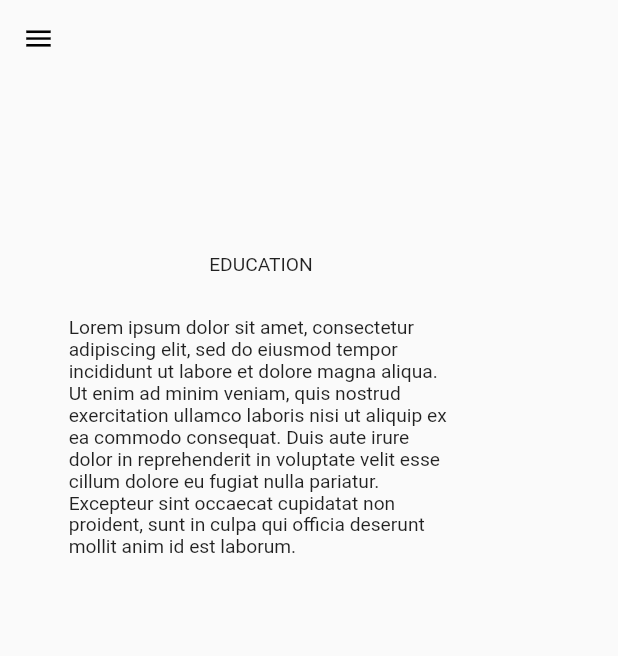
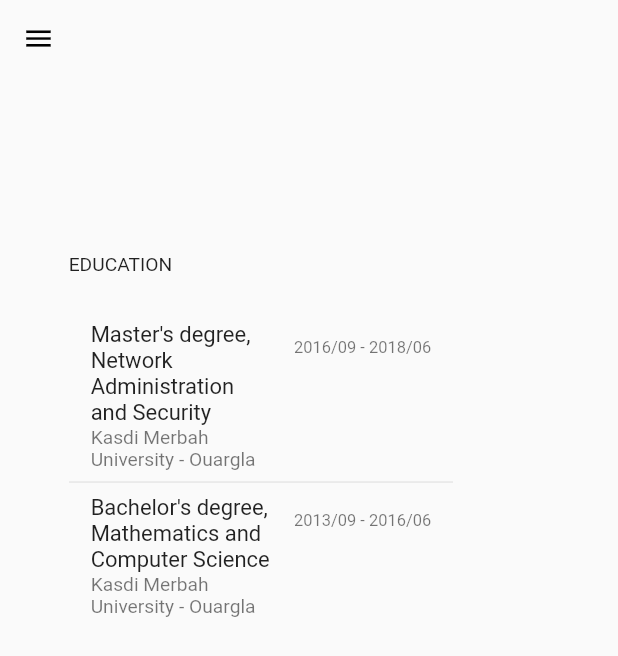
Before and after one commit to GeekAbdelouahed/flutter-web-portfolio, a Flutter app: the screen it shows after launch, scrolled down 2304 dp, on a phone screen of 412 x 824 dp. Shown: the top 656 px of the screen. Run offline on Flutter 3.47's test engine with Material 2 defaults, Android fonts, the phone set to English and light mode, and no system bars; our stand-ins replace responsive_framework.

Commit message:
education

```diff
--- a/lib/ui/home.dart
+++ b/lib/ui/home.dart
@@ -74,7 +74,9 @@ class _HomePageState extends State<HomePage> {
                     SkillsSection(
                       skills: _userData.skills,
                     ),
-                    EducationSection(),
+                    EducationSection(
+                      educations: _userData.education,
+                    ),
                     ExperienceSection(),
                     WorkSection(),
                     ContactSection(),
--- a/lib/ui/sections/education/education.dart
+++ b/lib/ui/sections/education/education.dart
@@ -1,18 +1,43 @@
 import 'package:flutter/material.dart';
+import 'package:flutter_web_portfolio/models/education.dart';
 
 class EducationSection extends StatelessWidget {
-  const EducationSection({Key? key}) : super(key: key);
+  const EducationSection({
+    Key? key,
+    required this.educations,
+  }) : super(key: key);
+
+  final List<Education> educations;
 
   @override
   Widget build(BuildContext context) {
     return Column(
+      crossAxisAlignment: CrossAxisAlignment.start,
       children: [
         Text('EDUCATION'),
         const SizedBox(
           height: 30,
         ),
-        Text(
-            'Lorem ipsum dolor sit amet, consectetur adipiscing elit, sed do eiusmod tempor incididunt ut labore et dolore magna aliqua. Ut enim ad minim veniam, quis nostrud exercitation ullamco laboris nisi ut aliquip ex ea commodo consequat. Duis aute irure dolor in reprehenderit in voluptate velit esse cillum dolore eu fugiat nulla pariatur. Excepteur sint occaecat cupidatat non proident, sunt in culpa qui officia deserunt mollit anim id est laborum.'),
+        ListView.separated(
+          shrinkWrap: true,
+          physics: const NeverScrollableScrollPhysics(),
+          itemCount: educations.length,
+          itemBuilder: (context, index) {
+            return ListTile(
+              title: Text(educations[index].degree),
+              subtitle: Text(educations[index].institute),
+              trailing: Text(
+                '${educations[index].startAt} - ${educations[index].endAt}',
+                style: Theme.of(context).textTheme.caption,
+              ),
+            );
+          },
+          separatorBuilder: (context, index) {
+            return const Divider(
+              height: 10,
+            );
+          },
+        ),
       ],
     );
   }
```
